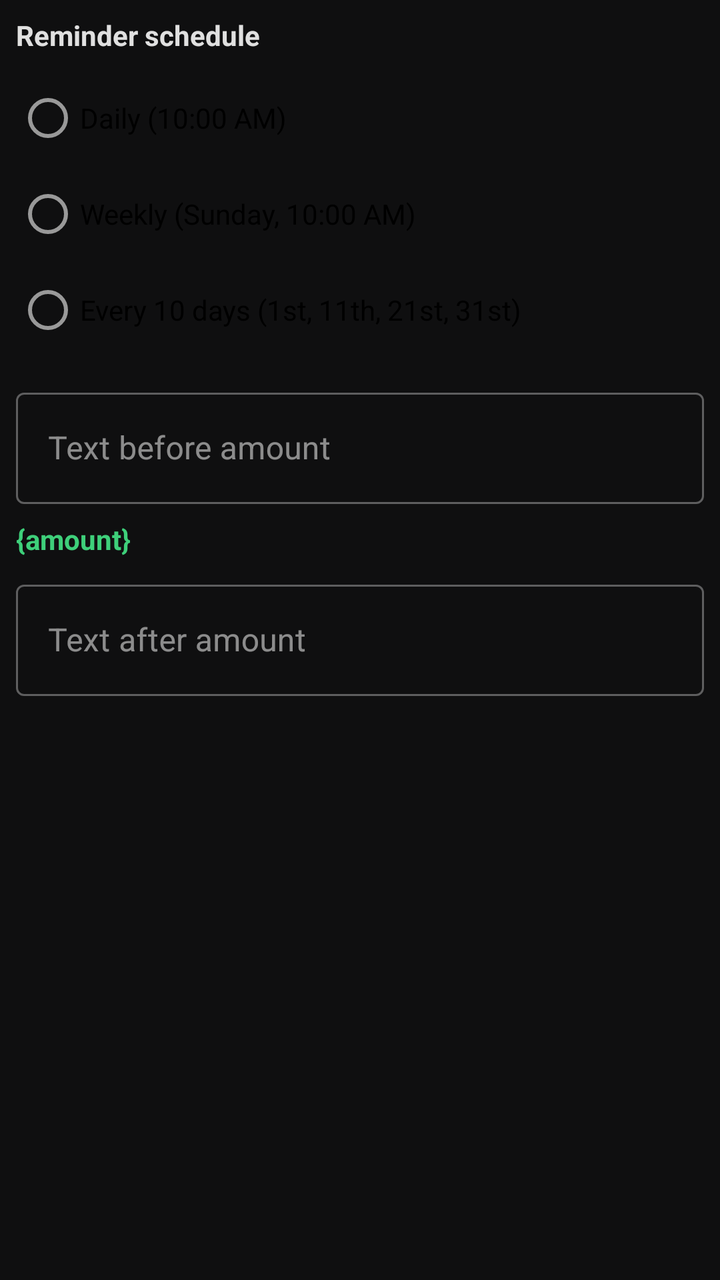
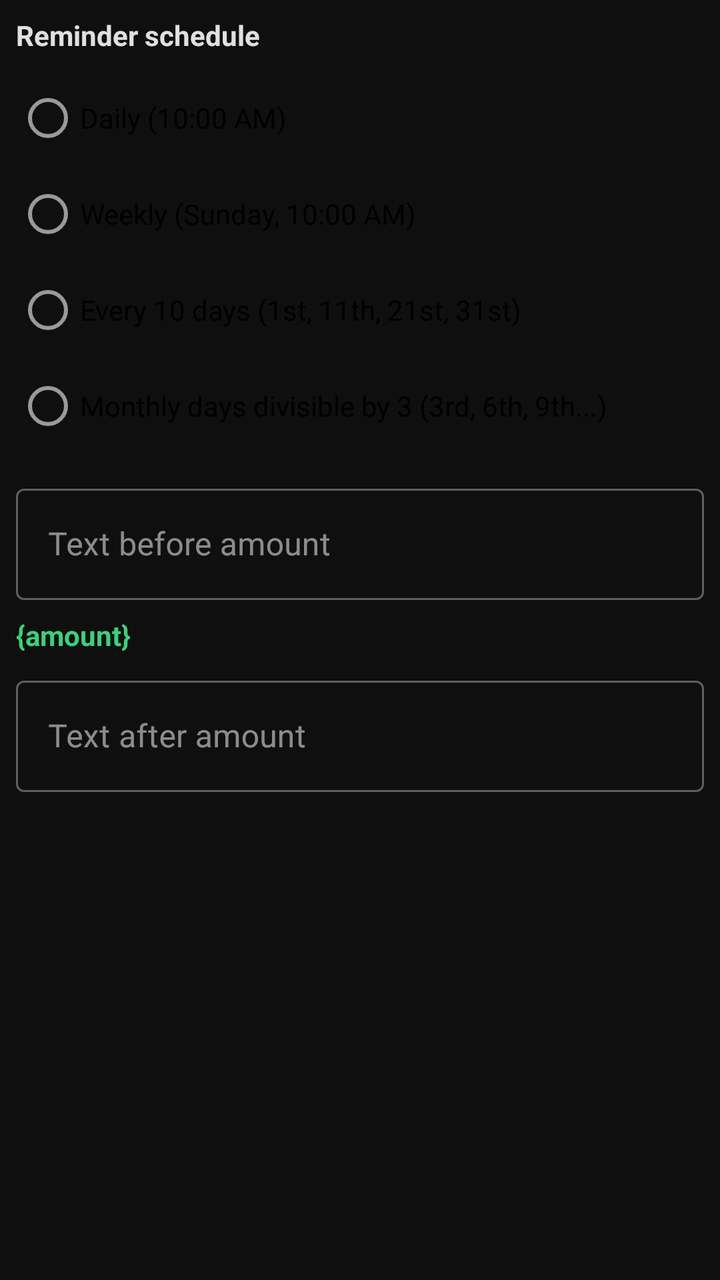

Two renders of the same Android screen: before a commit and after it. Below are the layout's source before the change and the commit's diff.
<!-- AndroidManifest.xml: application theme Theme.OfflineLedger -->
<!-- res/layout/dialog_reminder_config.xml -->
<?xml version="1.0" encoding="utf-8"?>
<LinearLayout xmlns:android="http://schemas.android.com/apk/res/android"
    android:layout_width="match_parent"
    android:layout_height="wrap_content"
    android:orientation="vertical"
    android:padding="8dp">

    <TextView
        android:layout_width="wrap_content"
        android:layout_height="wrap_content"
        android:text="Reminder schedule"
        android:textStyle="bold"
        android:textColor="@color/primary_text"
        android:layout_marginBottom="8dp" />

    <RadioGroup
        android:id="@+id/rgFrequency"
        android:layout_width="match_parent"
        android:layout_height="wrap_content"
        android:layout_marginBottom="12dp">

        <RadioButton
            android:id="@+id/rbDaily"
            android:layout_width="wrap_content"
            android:layout_height="wrap_content"
            android:text="Daily (10:00 AM)" />

        <RadioButton
            android:id="@+id/rbWeekly"
            android:layout_width="wrap_content"
            android:layout_height="wrap_content"
            android:text="Weekly (Sunday, 10:00 AM)" />

        <RadioButton
            android:id="@+id/rbTenDays"
            android:layout_width="wrap_content"
            android:layout_height="wrap_content"
            android:text="Every 10 days (1st, 11th, 21st, 31st)" />
    </RadioGroup>

    <com.google.android.material.textfield.TextInputLayout
        android:layout_width="match_parent"
        android:layout_height="wrap_content"
        android:hint="Text before amount"
        style="@style/Widget.MaterialComponents.TextInputLayout.OutlinedBox"
        android:layout_marginBottom="8dp">

        <com.google.android.material.textfield.TextInputEditText
            android:id="@+id/etPrefix"
            android:layout_width="match_parent"
            android:layout_height="wrap_content"
            android:inputType="textCapSentences|textMultiLine" />
    </com.google.android.material.textfield.TextInputLayout>

    <TextView
        android:layout_width="wrap_content"
        android:layout_height="wrap_content"
        android:text="{amount}"
        android:textColor="@color/color_positive"
        android:textStyle="bold"
        android:layout_marginBottom="8dp" />

    <com.google.android.material.textfield.TextInputLayout
        android:layout_width="match_parent"
        android:layout_height="wrap_content"
        android:hint="Text after amount"
        style="@style/Widget.MaterialComponents.TextInputLayout.OutlinedBox">

        <com.google.android.material.textfield.TextInputEditText
            android:id="@+id/etSuffix"
            android:layout_width="match_parent"
            android:layout_height="wrap_content"
            android:inputType="textCapSentences|textMultiLine" />
    </com.google.android.material.textfield.TextInputLayout>

</LinearLayout>
<!-- resources referenced by this layout -->
<resources>
  <color name="color_positive">#3ECF7A</color>
  <color name="primary_text">#E0E0E0</color>
  <style name="Theme.OfflineLedger" parent="Theme.MaterialComponents.DayNight.NoActionBar">
          <item name="colorPrimary">@color/colorPrimary</item>
          <item name="colorPrimaryVariant">@color/colorPrimaryVariant</item>
          <item name="colorOnPrimary">@color/colorOnPrimary</item>
          <item name="colorSecondary">@color/colorSecondary</item>
          <item name="colorOnSecondary">@color/colorOnSecondary</item>
          <item name="colorError">@color/colorError</item>
          <item name="colorOnError">@color/colorOnError</item>
          <item name="android:colorBackground">@color/colorBackground</item>
          <item name="colorOnBackground">@color/colorOnBackground</item>
          <item name="colorSurface">@color/colorSurface</item>
          <item name="colorOnSurface">@color/colorOnSurface</item>
          <item name="android:windowBackground">@color/bg_primary</item>
          <item name="android:statusBarColor">@color/bg_primary</item>
          <item name="android:navigationBarColor">@color/bg_primary</item>
          <item name="android:windowLightStatusBar">false</item>
          <item name="android:textColorPrimary">@color/primary_text</item>
          <item name="android:textColorSecondary">@color/secondary_text</item>
          <item name="android:textColorHint">@color/hint_text</item>
          <item name="materialAlertDialogTheme">@style/ThemeOverlay.MaterialComponents.Dialog.Alert</item>
      </style>
  <color name="colorPrimary">#3ECF7A</color>
  <color name="colorPrimaryVariant">#2A9A58</color>
  <color name="colorOnPrimary">#0A1F10</color>
  <color name="colorSecondary">#3ECF7A</color>
  <color name="colorOnSecondary">#0A1F10</color>
  <color name="colorError">#E05252</color>
  <color name="colorOnError">#FFFFFF</color>
  <color name="colorBackground">#0F0F10</color>
  <color name="colorOnBackground">#E0E0E0</color>
  <color name="colorSurface">#141416</color>
  <color name="colorOnSurface">#E0E0E0</color>
  <color name="bg_primary">#0F0F10</color>
  <color name="secondary_text">#999999</color>
  <color name="hint_text">#555555</color>
</resources>

<!-- the commit's change to res/layout/dialog_reminder_config.xml (unified diff, before → after) -->
@@ -36,6 +36,12 @@
             android:layout_width="wrap_content"
             android:layout_height="wrap_content"
             android:text="Every 10 days (1st, 11th, 21st, 31st)" />
+    
+        <RadioButton
+            android:id="@+id/rbEveryThird"
+            android:layout_width="wrap_content"
+            android:layout_height="wrap_content"
+            android:text="Monthly days divisible by 3 (3rd, 6th, 9th...)" />
     </RadioGroup>
 
     <com.google.android.material.textfield.TextInputLayout
